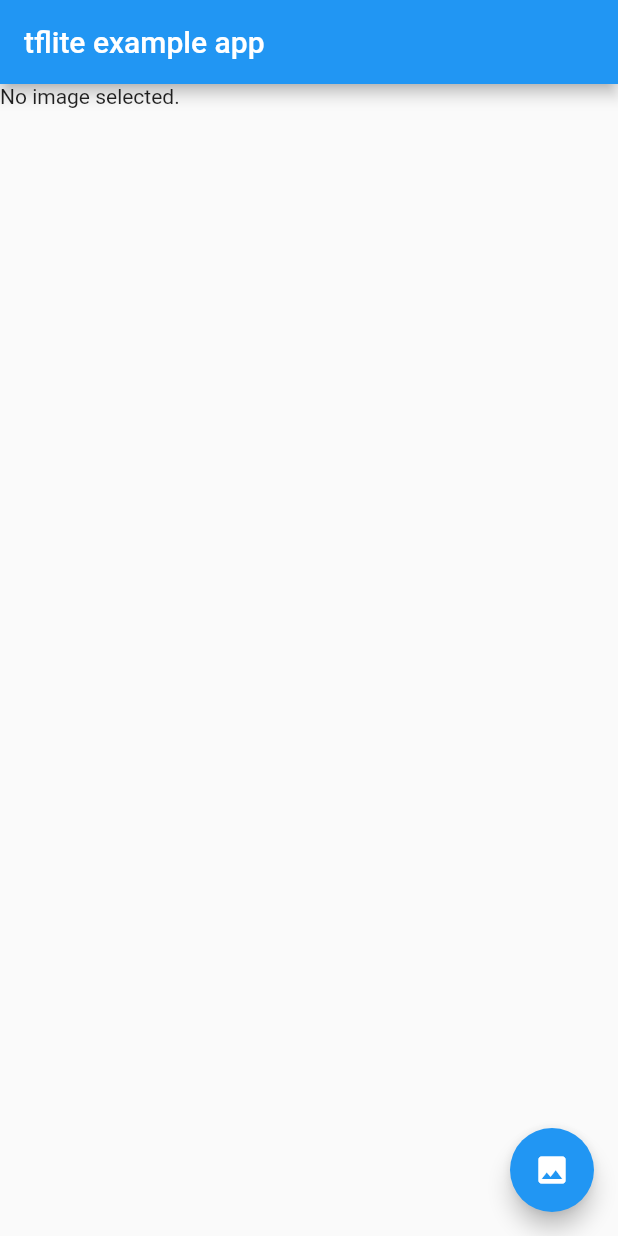
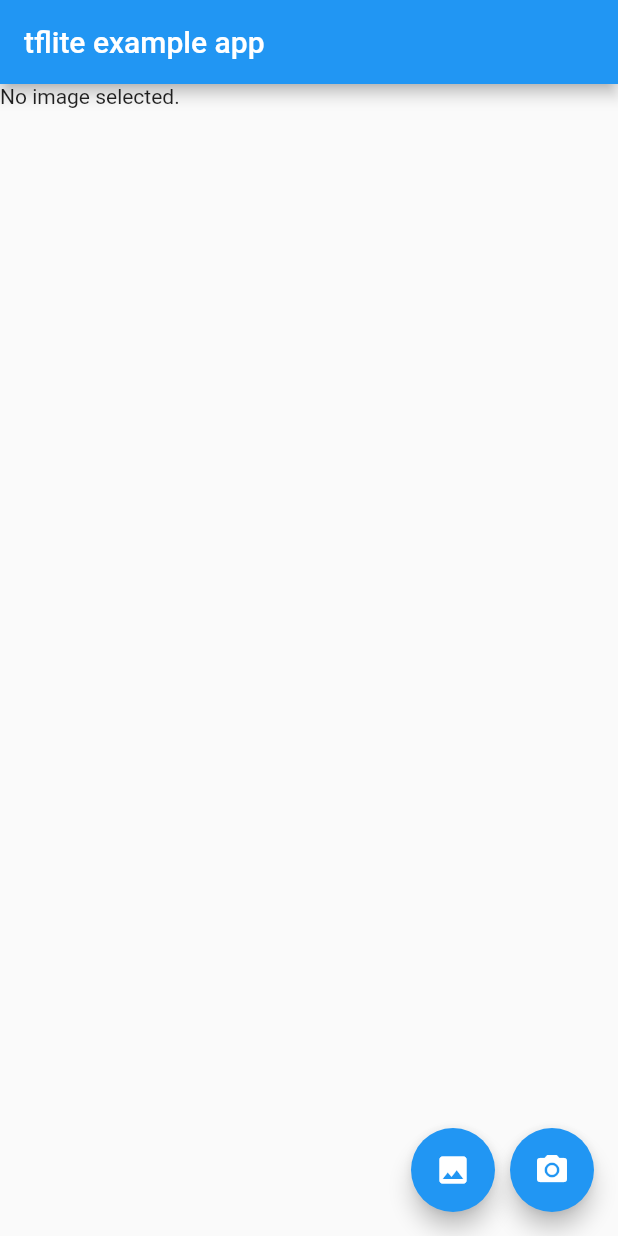
Before and after one commit to ngoquocquang/ssd_mobilenetv2_tf2_flutter, a Flutter app: the screen it shows after launch, after a tap on the "image" icon, on a phone screen of 412 x 824 dp. Run offline on Flutter 3.47's test engine with Material 2 defaults, Android fonts, the phone set to English and light mode, and no system bars; our stand-ins replace image_picker; missing offline and left inert: image_picker_for_web, tflite.

Commit message:
commit intenal

```diff
--- a/lib/main.dart
+++ b/lib/main.dart
@@ -39,6 +39,19 @@ class _MyAppState extends State<MyApp> {
     final picker  = ImagePicker();
     //var image = await ImagePicker.pickImage(source: ImageSource.gallery);
     var image = await picker.pickImage(source: ImageSource.gallery);
+    if (image == null) return;
+    setState(() {
+      _image = File(image.path);
+      _busy = true;
+    });
+    predictImage(_image);
+  }
+
+  Future predictImageCamera() async {
+    final picker  = ImagePicker();
+
+    var image = await picker.pickImage(source: ImageSource.camera);
+
     if (image == null) return;
     setState(() {
       _image = File(image.path);
@@ -197,11 +210,22 @@ class _MyAppState extends State<MyApp> {
       body: Stack(
         children: stackChildren,
       ),
-      floatingActionButton: FloatingActionButton(
-        onPressed: predictImagePicker,
-        tooltip: 'Pick Image',
-        child: Icon(Icons.image),
-      ),
+      floatingActionButton: Row(
+        mainAxisAlignment: MainAxisAlignment.end,
+        children: <Widget> [
+          FloatingActionButton(
+            onPressed: predictImagePicker,
+            tooltip: 'Pick Image',
+            child: Icon(Icons.image),
+          ),
+          SizedBox(width: 10,),
+          FloatingActionButton(
+            onPressed: predictImageCamera,
+            tooltip: 'Take Photo Image',
+            child: Icon(Icons.camera_alt),
+          ),
+        ],
+      )
     );
   }
 }
```
